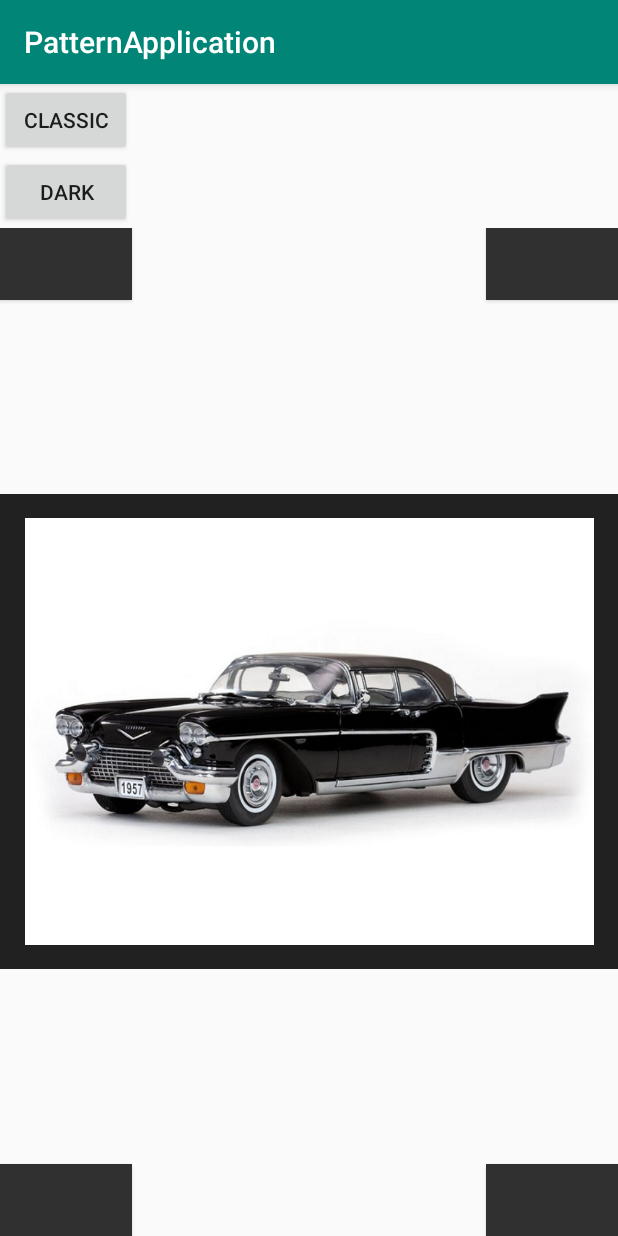
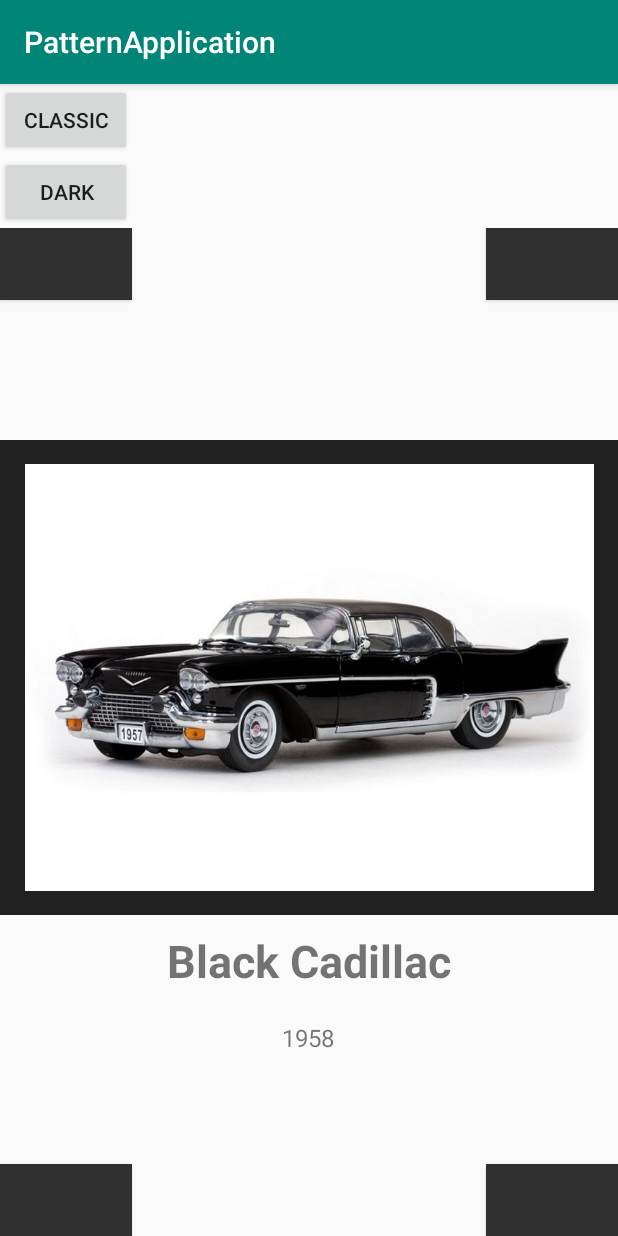
Before and after one commit to PavKovalenko/PatternSamplerApplication, an Android app: the screen it shows after launch (MainActivity), after a tap on "DARK", on a phone screen of 412 x 824 dp. Run offline under Robolectric (Android 15) with nearby library versions, the phone set to English and light mode, and no system bars.

Commit message:
Complete builder pattern

```diff
--- a/app/src/main/java/com/stein/patternapplication/abs_factory/WidgetFactory.kt
+++ b/app/src/main/java/com/stein/patternapplication/abs_factory/WidgetFactory.kt
@@ -18,6 +18,8 @@
     override fun createGalleryImageView(): GalleryImageView = GalleryImageView.Builder(context)
         .setImage(R.drawable.cadillac)
         .addBorder(3)
+        .setTitle("Cadillac")
+        .setYear("1956")
         .build()
 }
 
@@ -27,5 +29,7 @@
     override fun createGalleryImageView(): GalleryImageView = GalleryImageView.Builder(context)
         .setImage(R.drawable.dark_cadillac)
         .addBorder(24)
+        .setTitle("Black Cadillac")
+        .setYear("1958")
         .build()
 }
--- a/app/src/main/java/com/stein/patternapplication/builder/GalleryImageView.kt
+++ b/app/src/main/java/com/stein/patternapplication/builder/GalleryImageView.kt
@@ -14,9 +14,6 @@
     }
 
     class Builder(context: Context) {
-
-        //todo finished add title and year
-
         private val galleryImageView: GalleryImageView = GalleryImageView(context)
 
         fun setImage(resId: Int): Builder {
@@ -35,6 +32,22 @@
             return this
         }
 
+        fun setTitle(title: String): Builder {
+            galleryImageView.imageTitle.apply {
+                visibility = VISIBLE
+                setText(title)
+            }
+            return this
+        }
+
+        fun setYear(year: String): Builder {
+            galleryImageView.imageYear.apply {
+                visibility = VISIBLE
+                setText(year)
+            }
+            return this
+        }
+
         fun addBorder(value: Int): Builder {
             galleryImageView.galleryImage.setPadding(value, value, value, value)
             return this
--- a/app/src/main/res/layout/widget_gallery_image.xml
+++ b/app/src/main/res/layout/widget_gallery_image.xml
@@ -1,17 +1,39 @@
 <?xml version="1.0" encoding="utf-8"?>
-<android.support.constraint.ConstraintLayout xmlns:android="http://schemas.android.com/apk/res/android"
-                                             android:layout_width="match_parent"
-                                             android:layout_height="match_parent">
+<LinearLayout xmlns:android="http://schemas.android.com/apk/res/android"
+              android:layout_width="match_parent"
+              android:layout_height="match_parent"
+              android:orientation="vertical">
 
     <ImageView
             android:id="@+id/galleryImage"
+            android:layout_height="0dp"
+            android:layout_width="wrap_content"
+            android:layout_weight="1"
+            android:visibility="gone"
+            android:scaleType="centerInside"
+            android:layout_marginTop="40dp"
+            android:adjustViewBounds="true"
+            android:background="@color/border_color"/>
+
+    <TextView
+            android:id="@+id/imageTitle"
             android:layout_height="wrap_content"
             android:layout_width="wrap_content"
             android:visibility="gone"
-            android:scaleType="centerInside"
-            android:layout_marginTop="40dp"
-            android:layout_marginBottom="40dp"
-            android:adjustViewBounds="true"
-            android:background="@color/border_color"/>
+            android:layout_marginTop="10dp"
+            android:layout_marginBottom="10dp"
+            android:textSize="30sp"
+            android:layout_gravity="center_horizontal"
+            android:textStyle="bold"/>
 
-</android.support.constraint.ConstraintLayout>
+    <TextView
+            android:id="@+id/imageYear"
+            android:layout_height="wrap_content"
+            android:layout_width="wrap_content"
+            android:visibility="gone"
+            android:layout_marginTop="10dp"
+            android:layout_marginBottom="20dp"
+            android:textSize="16sp"
+            android:layout_gravity="center_horizontal"/>
+
+</LinearLayout>
```
